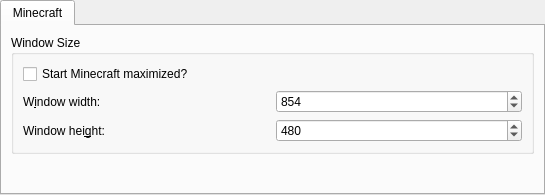
Old version of the form application/pages/global/MinecraftPage.ui in the repository FreesmTeam/FreesmLauncher.
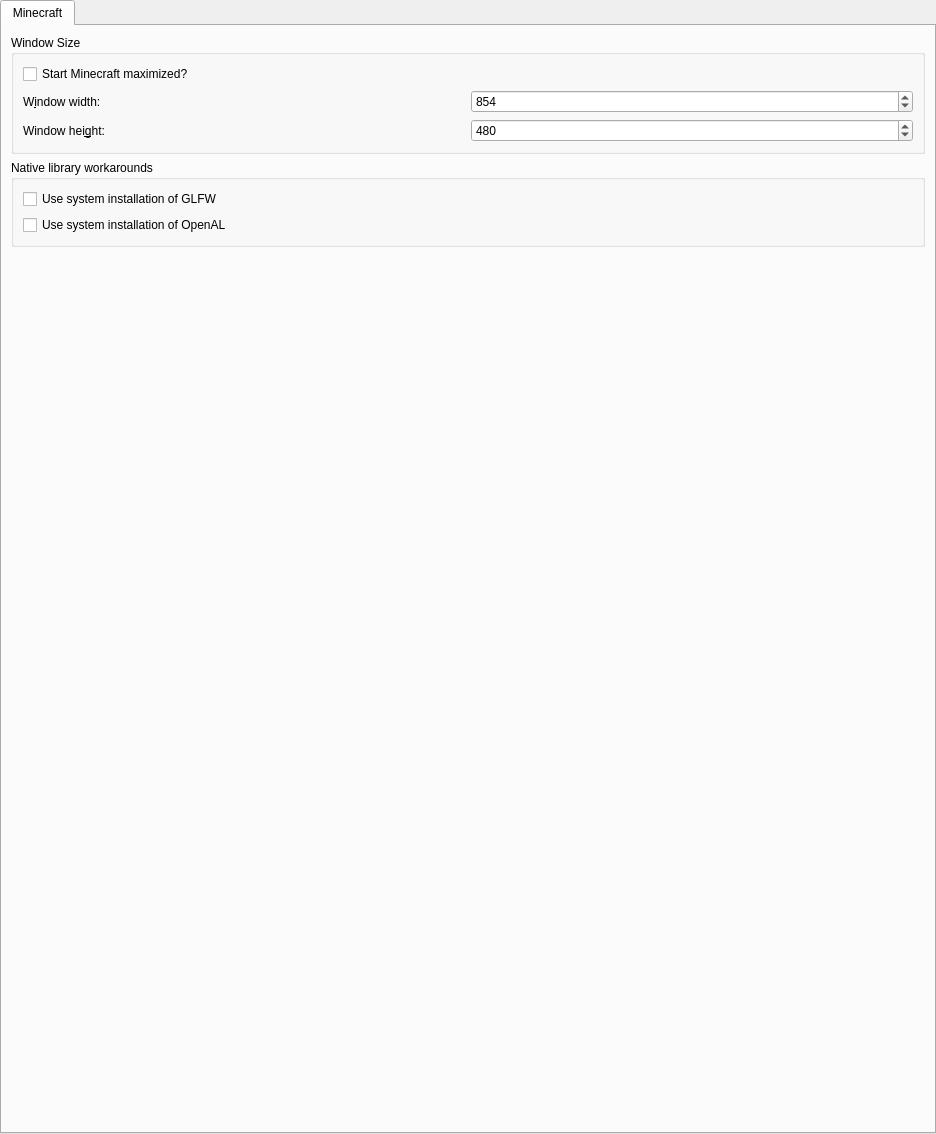
New version of the form.

Commit message:
NOISSUE add a way to use native system versions of OpenAL and GLFW
If your OS comes with patched/fixed/newer versions of those,
you can now check the checkboxes and stop using the old ones
shipped by Mojang.

Patch:
```diff
--- a/application/pages/global/MinecraftPage.ui
+++ b/application/pages/global/MinecraftPage.ui
@@ -6,8 +6,8 @@
    <rect>
     <x>0</x>
     <y>0</y>
-    <width>545</width>
-    <height>195</height>
+    <width>936</width>
+    <height>1134</height>
    </rect>
   </property>
   <property name="sizePolicy">
@@ -111,6 +111,29 @@
          </layout>
         </widget>
        </item>
+       <item>
+        <widget class="QGroupBox" name="nativeLibWorkaroundGroupBox">
+         <property name="title">
+          <string>Native library workarounds</string>
+         </property>
+         <layout class="QVBoxLayout" name="verticalLayout_5">
+          <item>
+           <widget class="QCheckBox" name="useNativeGLFWCheck">
+            <property name="text">
+             <string>Use system installation of GLFW</string>
+            </property>
+           </widget>
+          </item>
+          <item>
+           <widget class="QCheckBox" name="useNativeOpenALCheck">
+            <property name="text">
+             <string>Use system installation of OpenAL</string>
+            </property>
+           </widget>
+          </item>
+         </layout>
+        </widget>
+       </item>
        <item>
         <spacer name="verticalSpacerMinecraft">
          <property name="orientation">
```
Left out of the diff: 2 changed lines with no effect on the pictures. The commit also changes 6 other files.
